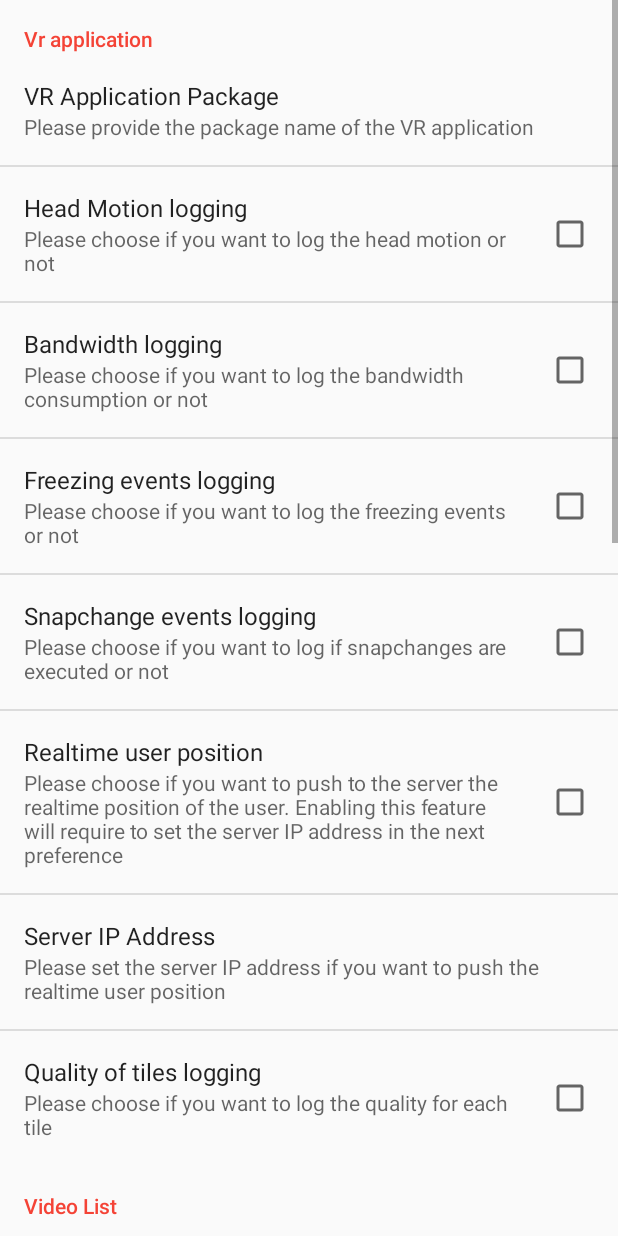
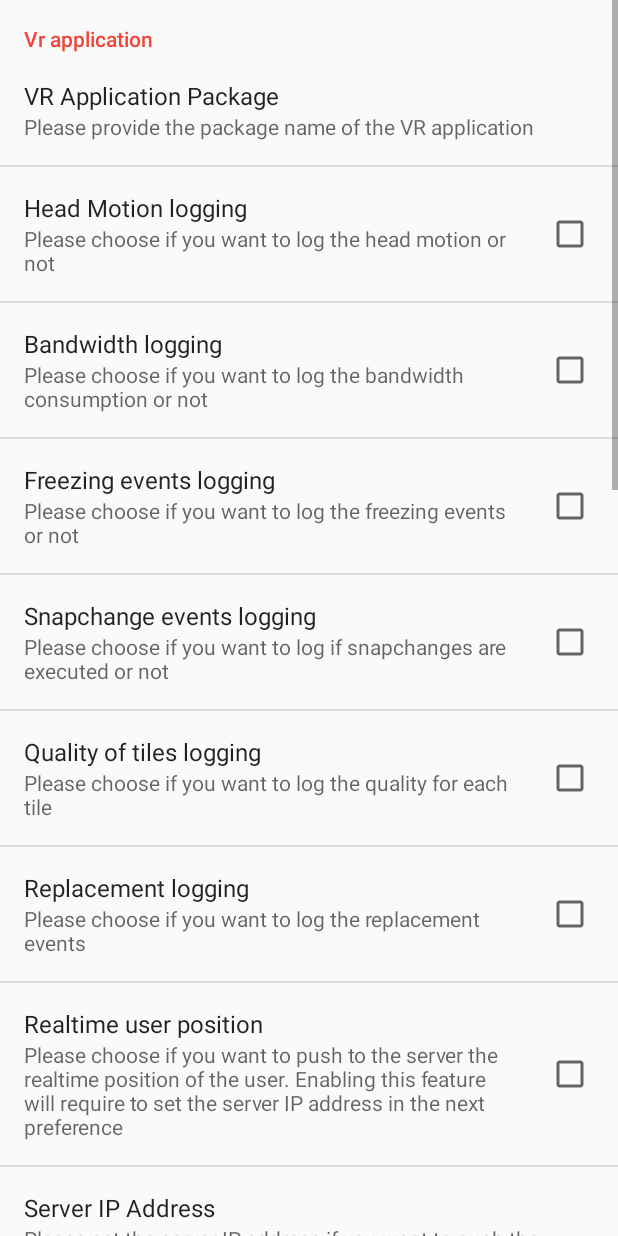
Before and after one commit to UCA4SVR/TOUCAN_VR_parametrizer, an Android app: the PreferencesActivity screen opened directly, with no data from a screen before it, on a phone screen of 412 x 824 dp. Run offline under Robolectric (Android 15) with nearby library versions, the phone set to English and light mode, and no system bars.

Commit message:
Introduced the replacement log opt-in facility

```diff
--- a/app/src/main/java/fr/unice/i3s/uca4svr/toucan_vr_parametrizing/StartVRApp.java
+++ b/app/src/main/java/fr/unice/i3s/uca4svr/toucan_vr_parametrizing/StartVRApp.java
@@ -58,6 +58,7 @@ abstract class StartVRApp {
             launchIntent.putExtra("serverIPAddress", preferences.getString("serverIPAddress", null));
             launchIntent.putExtra("loggingQualityFoV", preferences.getBoolean("loggingQualityFoV", false));
             launchIntent.putExtra("deactivateReplacement", preferences.getBoolean("deactivateReplacement", false));
+            launchIntent.putExtra("loggingReplacement", preferences.getBoolean("loggingReplacement", false));
             launchIntent.putExtra("W", Integer.parseInt(W));
             launchIntent.putExtra("H", Integer.parseInt(H));
             launchIntent.putExtra("tilesCSV", tiling);
--- a/app/src/main/res/values/preferences.xml
+++ b/app/src/main/res/values/preferences.xml
@@ -43,6 +43,11 @@
     <string name="PREFERENCE_quality_log_key" translatable="false">loggingQualityFoV</string>
     <string name="PREFERENCE_quality_log_summary">Please choose if you want to log the quality for each tile</string>
     <bool name="PREFERENCE_quality_log_default">false</bool>
+
+    <string name="PREFERENCE_replacement_log_title">Replacement logging</string>
+    <string name="PREFERENCE_replacement_log_key" translatable="false">loggingReplacement</string>
+    <string name="PREFERENCE_replacement_log_summary">Please choose if you want to log the replacement events</string>
+    <bool name="PREFERENCE_replacement_log_default">false</bool>
 
     <!-- Video List Category -->
     <string name="PREFERENCE_video_list_category_title">Video List</string>
--- a/app/src/main/res/xml/preferences.xml
+++ b/app/src/main/res/xml/preferences.xml
@@ -26,6 +26,16 @@
             android:summary="@string/PREFERENCE_snapchange_log_summary"
             android:defaultValue="@bool/PREFERENCE_snapchange_log_default"
             />
+        <CheckBoxPreference android:title="@string/PREFERENCE_quality_log_title"
+                            android:key="@string/PREFERENCE_quality_log_key"
+                            android:summary="@string/PREFERENCE_quality_log_summary"
+                            android:defaultValue="@bool/PREFERENCE_quality_log_default"
+            />
+        <CheckBoxPreference android:title="@string/PREFERENCE_replacement_log_title"
+                            android:key="@string/PREFERENCE_replacement_log_key"
+                            android:summary="@string/PREFERENCE_replacement_log_summary"
+                            android:defaultValue="@bool/PREFERENCE_replacement_log_default"
+            />
         <CheckBoxPreference android:title="@string/PREFERENCE_realtime_log_title"
             android:key="@string/PREFERENCE_realtime_log_key"
             android:summary="@string/PREFERENCE_realtime_log_summary"
@@ -35,11 +45,6 @@
             android:key="@string/PREFERENCE_server_IP_key"
             android:summary="@string/PREFERENCE_server_IP_summary"
             android:defaultValue="@string/PREFERENCE_server_IP_default"
-            />
-        <CheckBoxPreference android:title="@string/PREFERENCE_quality_log_title"
-            android:key="@string/PREFERENCE_quality_log_key"
-            android:summary="@string/PREFERENCE_quality_log_summary"
-            android:defaultValue="@bool/PREFERENCE_quality_log_default"
             />
     </PreferenceCategory>
     <PreferenceCategory android:title="@string/PREFERENCE_video_list_category_title">
```
